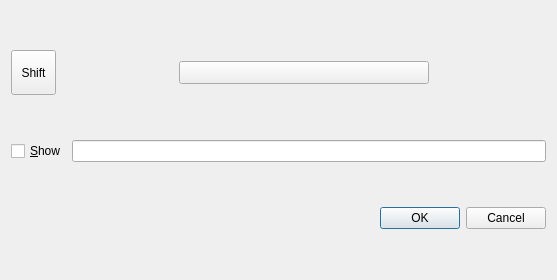
textbrowser/spot-on, file branches/trunk/GoldBug-UI/keyboard.ui: the form before one commit.
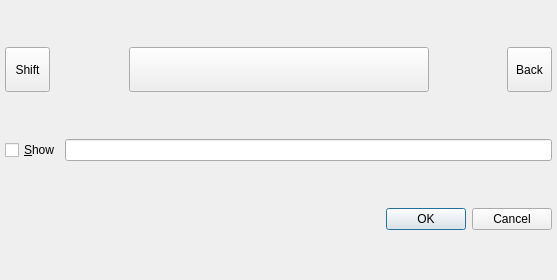
The form after the commit. Icons and pictures are not drawn.

```diff
--- a/branches/trunk/GoldBug-UI/keyboard.ui
+++ b/branches/trunk/GoldBug-UI/keyboard.ui
@@ -18,6 +18,12 @@
     <normaloff>:/nuvola/goldbug.png</normaloff>:/nuvola/goldbug.png</iconset>
   </property>
   <layout class="QVBoxLayout" name="verticalLayout">
+   <property name="spacing">
+    <number>5</number>
+   </property>
+   <property name="margin">
+    <number>5</number>
+   </property>
    <item>
     <layout class="QHBoxLayout" name="number_layout"/>
    </item>
@@ -26,6 +32,9 @@
    </item>
    <item>
     <layout class="QHBoxLayout" name="horizontalLayout_2">
+     <property name="spacing">
+      <number>5</number>
+     </property>
      <item>
       <widget class="QToolButton" name="toolButton">
        <property name="minimumSize">
@@ -37,6 +46,12 @@
        <property name="text">
         <string>Shift</string>
        </property>
+       <property name="checkable">
+        <bool>true</bool>
+       </property>
+       <property name="checked">
+        <bool>false</bool>
+       </property>
       </widget>
      </item>
      <item>
@@ -56,13 +71,10 @@
       <widget class="QToolButton" name="toolButton_26">
        <property name="minimumSize">
         <size>
-         <width>250</width>
-         <height>0</height>
+         <width>300</width>
+         <height>45</height>
         </size>
        </property>
-       <property name="text">
-        <string/>
-       </property>
       </widget>
      </item>
      <item>
@@ -78,10 +90,26 @@
        </property>
       </spacer>
      </item>
+     <item>
+      <widget class="QToolButton" name="back">
+       <property name="minimumSize">
+        <size>
+         <width>45</width>
+         <height>45</height>
+        </size>
+       </property>
+       <property name="text">
+        <string>Back</string>
+       </property>
+      </widget>
+     </item>
     </layout>
    </item>
    <item>
     <layout class="QHBoxLayout" name="horizontalLayout_3">
+     <property name="spacing">
+      <number>5</number>
+     </property>
      <item>
       <widget class="QCheckBox" name="checkBox">
        <property name="text">
```
Left out of the diff: 42 changed lines with no effect on the pictures.
